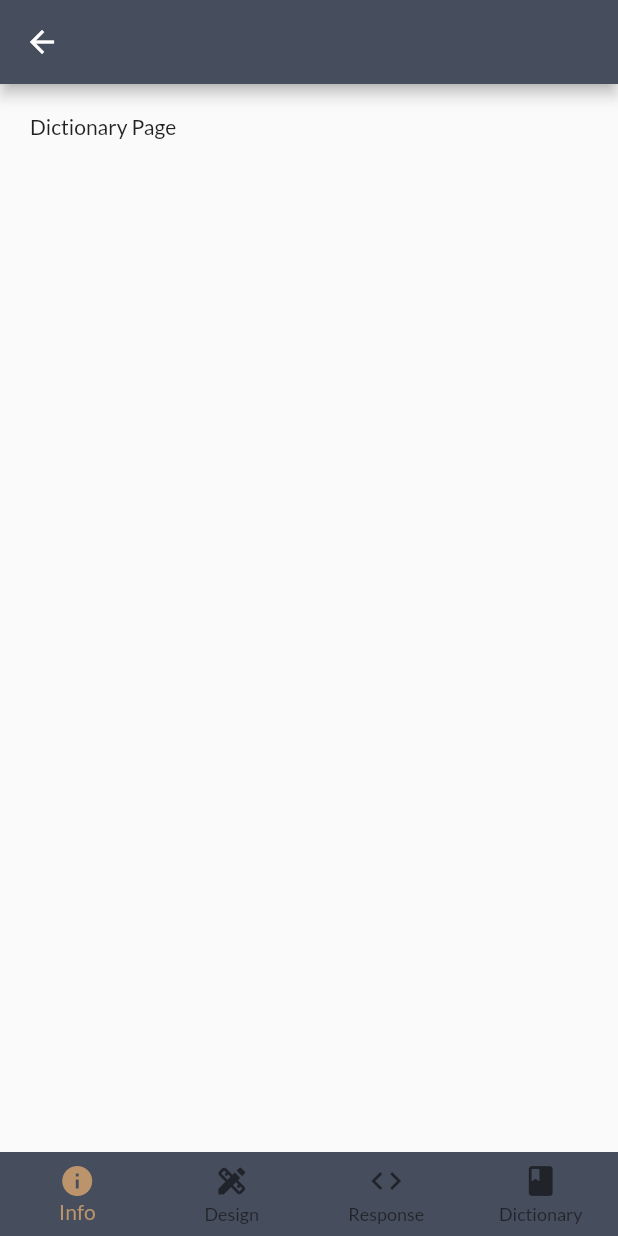
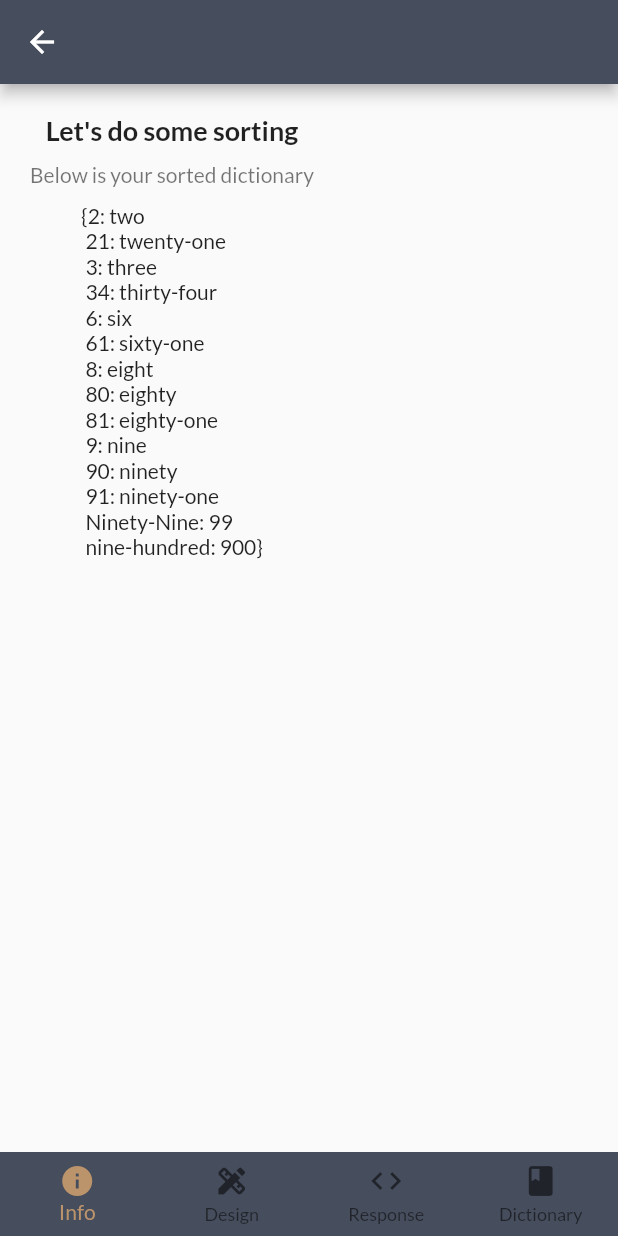
Before and after one commit to byronkimani/designly, a Flutter app: the DictionaryPage screen opened by its route, on a phone screen of 412 x 824 dp. Run offline on Flutter 3.47's test engine with Material 2 defaults, Android fonts, the phone set to English and light mode, and no system bars; our stand-ins replace bloc, dio, equatable, flutter_bloc, flutter_svg, google_fonts.

Commit message:
feat: display sorted map
- display sorted map

Signed-off-by: Byron Kimani <byronkimani@gmail.com>

```diff
--- a/lib/business_logic/constants/app_strings.dart
+++ b/lib/business_logic/constants/app_strings.dart
@@ -38,3 +38,7 @@ const String yourVirtualCard = 'Your virtual card is ready for use';
 const String todosForTheDay = "Let's look at your todos for the day!";
 String getPercentageTasksDone({required int percent}) =>
     'You have completed ${percent.toString()}% of your tasks for today ';
+
+//dictionary page
+const String sortingTitle = "Let's do some sorting";
+const String belowIsSortedDictionary = 'Below is your sorted dictionary';
--- a/lib/business_logic/core/dictionaey.dart
+++ /dev/null
@@ -1,16 +0,0 @@
-const Map<String, dynamic> dictionary = <String, dynamic>{
-  '34': 'thirty-four',
-  '90': 'ninety',
-  '91': 'ninety-one',
-  '21': 'twenty-one',
-  '61': 'sixty-one',
-  '9': 'nine',
-  '2': 'two',
-  '6': 'six',
-  '3': 'three',
-  '8': 'eight',
-  '80': 'eighty',
-  '81': 'eighty-one',
-  'Ninety-Nine': '99',
-  'nine-hundred': '900'
-};
--- /dev/null
+++ b/lib/business_logic/core/dictionary.dart
@@ -0,0 +1,29 @@
+import 'dart:collection';
+
+const Map<String, String> dictionary = <String, String>{
+  '34': 'thirty-four',
+  '90': 'ninety',
+  '91': 'ninety-one',
+  '21': 'twenty-one',
+  '61': 'sixty-one',
+  '9': 'nine',
+  '2': 'two',
+  '6': 'six',
+  '3': 'three',
+  '8': 'eight',
+  '80': 'eighty',
+  '81': 'eighty-one',
+  'Ninety-Nine': '99',
+  'nine-hundred': '900'
+};
+
+Map<String, String> getSortedDictionary({
+  required Map<String, String> inputMap,
+}) {
+  final Map<String, String> sorted = SplayTreeMap<String, String>.from(
+    inputMap,
+    (String a, String b) => a.compareTo(b),
+  );
+
+  return sorted;
+}
--- a/lib/presentation/features/dictionary/pages/dictionary_page.dart
+++ b/lib/presentation/features/dictionary/pages/dictionary_page.dart
@@ -1,3 +1,5 @@
+import 'package:designly/business_logic/constants/app_strings.dart';
+import 'package:designly/business_logic/core/dictionary.dart';
 import 'package:designly/presentation/core/custom_bottom_nav_bar.dart';
 import 'package:flutter/material.dart';
 
@@ -8,9 +10,29 @@ class DictionaryPage extends StatelessWidget {
   Widget build(BuildContext context) {
     return Scaffold(
       appBar: AppBar(),
-      body: const Padding(
-        padding: EdgeInsets.all(20),
-        child: Text('Dictionary Page'),
+      body: Padding(
+        padding: const EdgeInsets.all(20),
+        child: SingleChildScrollView(
+          child: Column(
+            children: <Widget>[
+              const Text(
+                sortingTitle,
+                style: TextStyle(fontSize: 18, fontWeight: FontWeight.bold),
+              ),
+              const SizedBox(height: 10),
+              const Text(
+                belowIsSortedDictionary,
+                style: TextStyle(color: Colors.black54),
+              ),
+              const SizedBox(height: 10),
+              Text(
+                getSortedDictionary(inputMap: dictionary)
+                    .toString()
+                    .replaceAll(RegExp(','), '\n'),
+              )
+            ],
+          ),
+        ),
       ),
       bottomNavigationBar: const CustomBottomNavBar(),
     );
```
